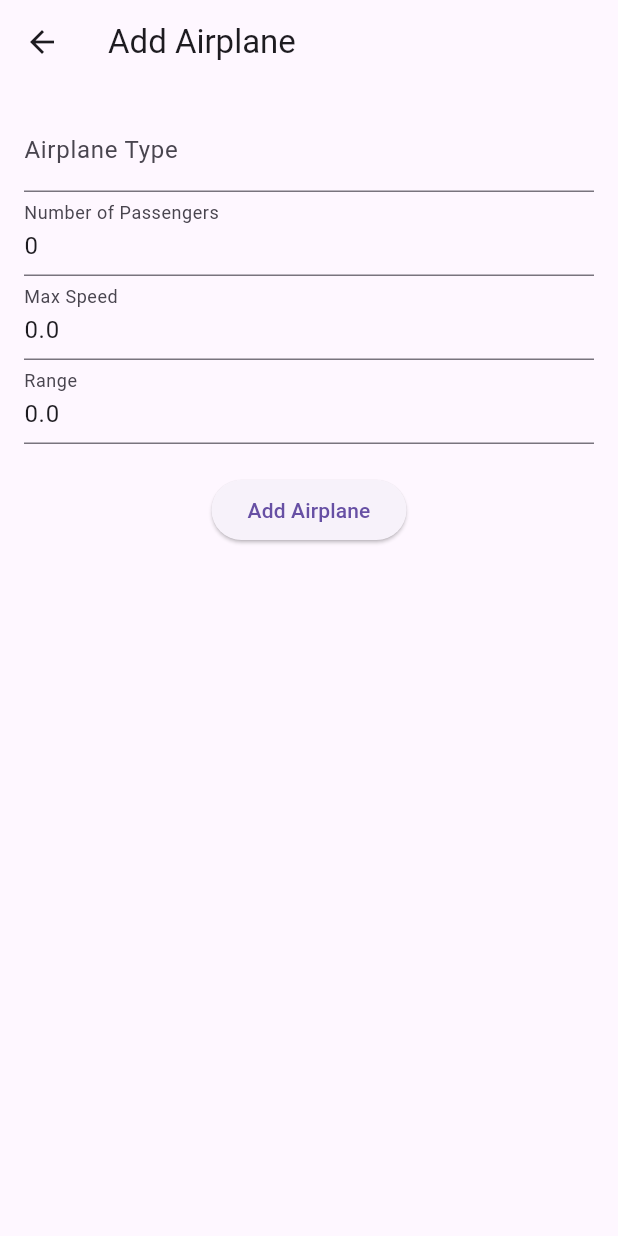
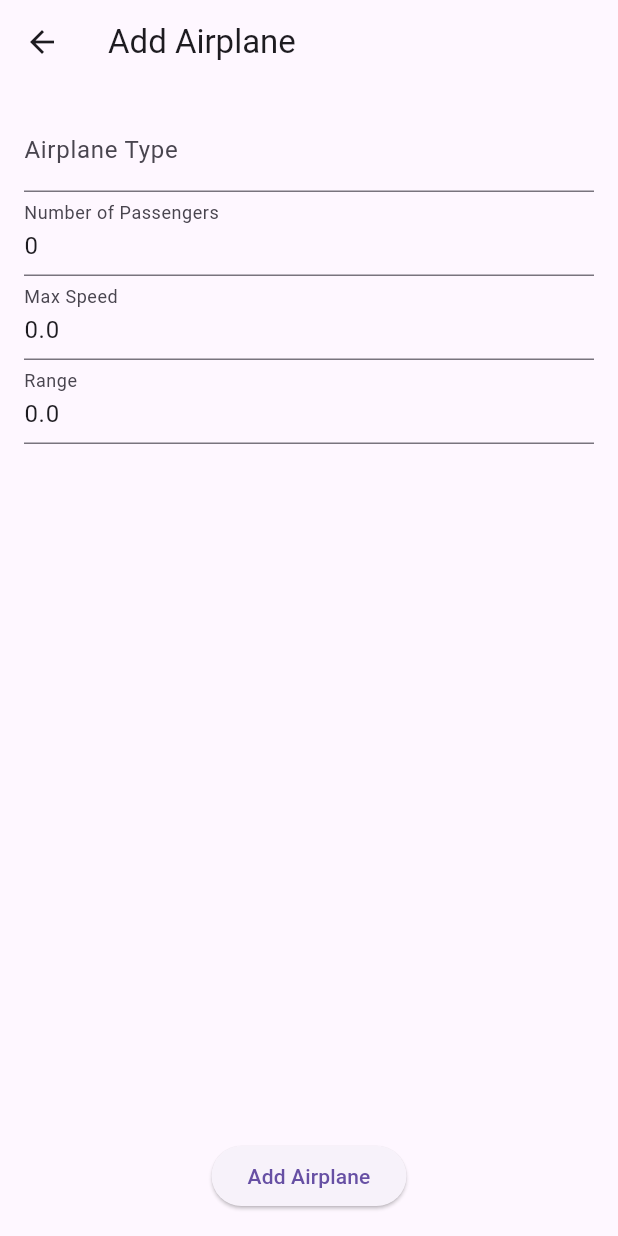
Before and after one commit to bingleicai/FinalMobileProject, a Flutter app: the AirplaneListPage screen opened directly, after a tap on "Add Airplane", on a phone screen of 412 x 824 dp. Run offline on Flutter 3.47's test engine with Material 3 defaults, Android fonts, the phone set to English and light mode, and no system bars; our stand-ins replace sqflite, sqflite_common_ffi; accounts and stored records are empty.

Commit message:
solve pixel overflow problem on airplane page

```diff
--- a/final_project/lib/airplane_form_page.dart
+++ b/final_project/lib/airplane_form_page.dart
@@ -6,8 +6,9 @@ import 'generated/l10n.dart';
 class AirplaneFormPage extends StatefulWidget {
   final Airplane? airplane;
   final VoidCallback onSave;
+  final VoidCallback onCancel;  // Add onCancel callback to handle back navigation
 
-  AirplaneFormPage({this.airplane, required this.onSave});
+  AirplaneFormPage({this.airplane, required this.onSave, required this.onCancel});
 
   @override
   _AirplaneFormPageState createState() => _AirplaneFormPageState();
@@ -46,7 +47,9 @@ class _AirplaneFormPageState extends State<AirplaneFormPage> {
         await _databaseHelper.updateAirplane(airplane);
       }
       widget.onSave();
-      Navigator.pop(context, true);  // Ensures the page pops after save
+      if (MediaQuery.of(context).size.width <= 600) {
+        Navigator.pop(context, true);  // Ensures the page pops after save on small screens
+      }
     } else {
       _showAlertDialog(S.of(context).error, S.of(context).fillAllFields);
     }
@@ -56,7 +59,9 @@ class _AirplaneFormPageState extends State<AirplaneFormPage> {
     if (widget.airplane != null) {
       await _databaseHelper.deleteAirplane(widget.airplane!.id!);
       widget.onSave();
-      Navigator.pop(context, true);  // Ensures the page pops after delete
+      if (MediaQuery.of(context).size.width <= 600) {
+        Navigator.pop(context, true);  // Ensures the page pops after delete on small screens
+      }
     }
   }
 
@@ -82,15 +87,39 @@ class _AirplaneFormPageState extends State<AirplaneFormPage> {
 
   @override
   Widget build(BuildContext context) {
-    return Scaffold(
+    return WillPopScope(
+      onWillPop: () async {
+        if (MediaQuery.of(context).size.width > 600) {
+          widget.onCancel();
+          return false;
+        } else {
+          return true;
+        }
+      },
+      child: Scaffold(
         appBar: AppBar(
           title: Text(widget.airplane == null ? S.of(context).addAirplane : S.of(context).update),
+          leading: IconButton(
+            icon: Icon(Icons.arrow_back),
+            onPressed: () {
+              if (MediaQuery.of(context).size.width > 600) {
+                widget.onCancel();
+              } else {
+                Navigator.pop(context);
+              }
+            },
+          ),
         ),
         body: Padding(
           padding: const EdgeInsets.all(16.0),
+          child: Column(
+            children: [
+              Expanded(
+                child: SingleChildScrollView(
                   child: Form(
                     key: _formKey,
                     child: Column(
+                      crossAxisAlignment: CrossAxisAlignment.start,
                       children: [
                         TextFormField(
                           initialValue: _type,
@@ -120,6 +149,11 @@ class _AirplaneFormPageState extends State<AirplaneFormPage> {
                           validator: (value) => value!.isEmpty ? S.of(context).fillAllFields : null,
                         ),
                         SizedBox(height: 20),
+                      ],
+                    ),
+                  ),
+                ),
+              ),
               Row(
                 mainAxisAlignment: MainAxisAlignment.spaceEvenly,
                 children: [
--- a/final_project/lib/airplane_list_page.dart
+++ b/final_project/lib/airplane_list_page.dart
@@ -29,18 +29,19 @@ class _AirplaneListPageState extends State<AirplaneListPage> {
   }
 
   void _navigateToAddAirplane() {
+    if (MediaQuery.of(context).size.width > 600) {
       setState(() {
         _isAddingAirplane = true;
         _selectedAirplane = null;
       });
-
-    if (MediaQuery.of(context).size.width <= 600) {
+    } else {
       Navigator.push(
         context,
         MaterialPageRoute(
           builder: (context) => AirplaneFormPage(
             airplane: null,
             onSave: _handleFormSave,
+            onCancel: _handleFormCancel,
           ),
         ),
       ).then((value) {
@@ -52,18 +53,19 @@ class _AirplaneListPageState extends State<AirplaneListPage> {
   }
 
   void _navigateToEditAirplane(Airplane airplane) {
+    if (MediaQuery.of(context).size.width > 600) {
       setState(() {
         _isAddingAirplane = false;
         _selectedAirplane = airplane;
       });
-
-    if (MediaQuery.of(context).size.width <= 600) {
+    } else {
       Navigator.push(
         context,
         MaterialPageRoute(
           builder: (context) => AirplaneFormPage(
             airplane: airplane,
             onSave: _handleFormSave,
+            onCancel: _handleFormCancel,
           ),
         ),
       ).then((value) {
@@ -82,21 +84,28 @@ class _AirplaneListPageState extends State<AirplaneListPage> {
     });
   }
 
+  void _handleFormCancel() {
+    setState(() {
+      _isAddingAirplane = false;
+      _selectedAirplane = null;
+    });
+  }
+
   @override
   Widget build(BuildContext context) {
     return LayoutBuilder(
       builder: (context, constraints) {
         if (constraints.maxWidth > 600) {
           // Tablet/Desktop Layout
-          return Row(
+          return Scaffold(
+            appBar: AppBar(
+              title: Text(S.of(context).airplaneList),
+            ),
+            body: Row(
               children: [
                 Expanded(
                   flex: 2,
-                child: Scaffold(
-                  appBar: AppBar(
-                    title: Text(S.of(context).airplaneList),
-                  ),
-                  body: Column(
+                  child: Column(
                     children: [
                       Expanded(
                         child: _airplanes.isEmpty
@@ -108,10 +117,7 @@ class _AirplaneListPageState extends State<AirplaneListPage> {
                               title: Text(_airplanes[index].type),
                               subtitle: Text(S.of(context).passengers(_airplanes[index].numberOfPassengers)),
                               onTap: () {
-                                setState(() {
-                                  _selectedAirplane = _airplanes[index];
-                                  _isAddingAirplane = false;
-                                });
+                                _navigateToEditAirplane(_airplanes[index]);
                               },
                             );
                           },
@@ -127,13 +133,13 @@ class _AirplaneListPageState extends State<AirplaneListPage> {
                     ],
                   ),
                 ),
-              ),
                 Expanded(
                   flex: 3,
                   child: _isAddingAirplane || _selectedAirplane != null
                       ? AirplaneFormPage(
                     airplane: _selectedAirplane,
                     onSave: _handleFormSave,
+                    onCancel: _handleFormCancel,
                   )
                       : Container(
                     color: Theme.of(context).scaffoldBackgroundColor,
@@ -149,6 +155,7 @@ class _AirplaneListPageState extends State<AirplaneListPage> {
                   ),
                 ),
               ],
+            ),
           );
         } else {
           // Phone Layout
```
Lines whose indentation alone changed are shown as unchanged.
